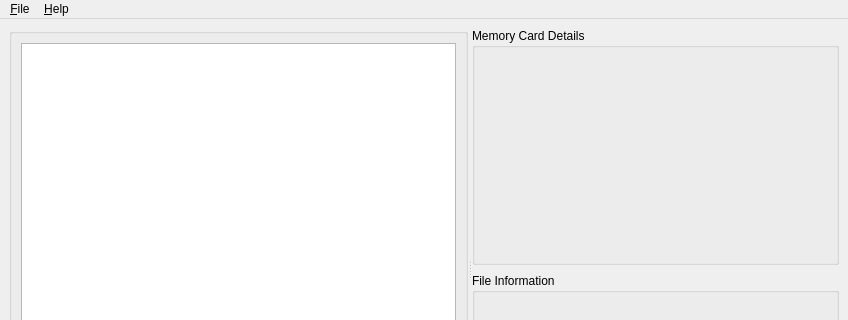
Before: the Qt Designer form src/mcrecover/ui/McRecoverWindow.ui in GerbilSoft/mcrecover, drawn with Qt 5; both pictures show x 0 to 848 and y 0 to 320 of the 848 by 540 pixel window.
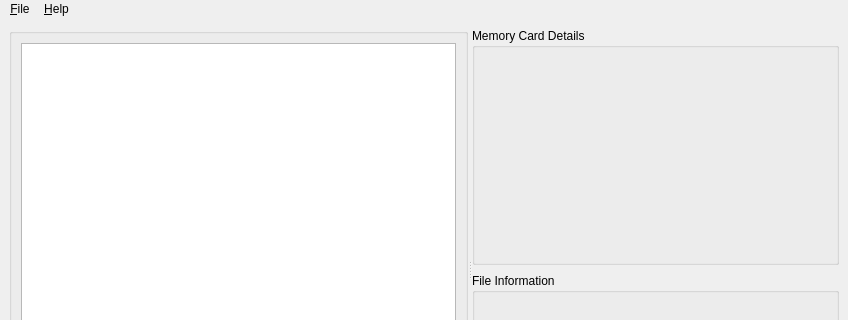
After: the same form once the commit is applied. Icons and pictures are not drawn. Custom widgets are drawn as their Qt base class.

Commit message:
McRecoverWindow: Remove borders on QMenuBar and QStatusBar.
These borders are removed in the UI file.

QToolBar: Specify "border: none" instead of "border: 0px".

What changed in the file:
```diff
--- a/src/mcrecover/ui/McRecoverWindow.ui
+++ b/src/mcrecover/ui/McRecoverWindow.ui
@@ -136,6 +136,9 @@
      <height>22</height>
     </rect>
    </property>
+   <property name="styleSheet">
+    <string notr="true">QMenuBar { border: none }</string>
+   </property>
    <widget class="QMenu" name="menuFile">
     <property name="title">
      <string>&amp;File</string>
```
Left out of the diff: 22 changed lines with no effect on the pictures. The commit also changes 1 other file.
